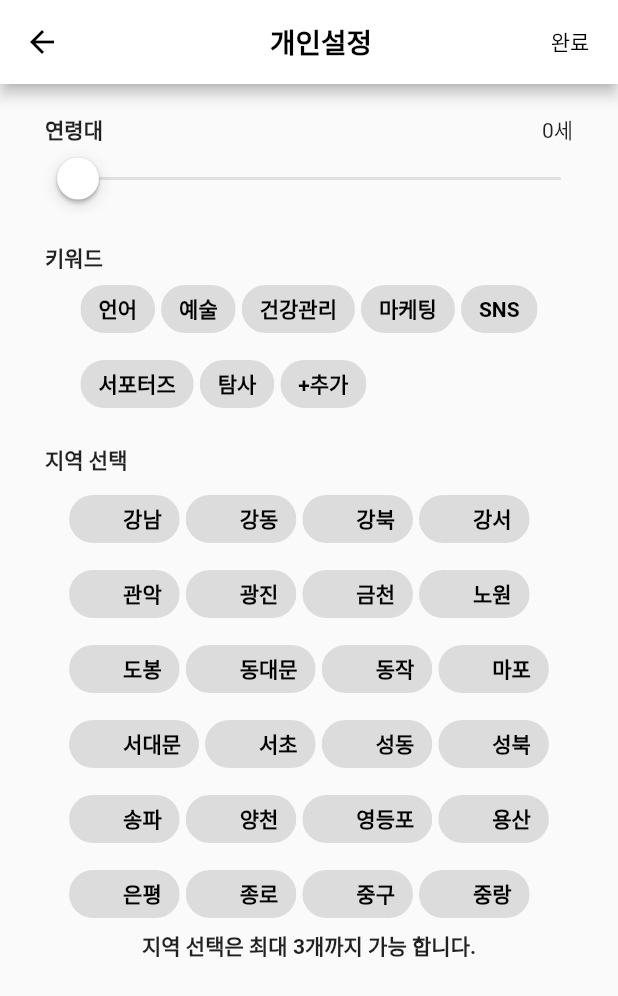
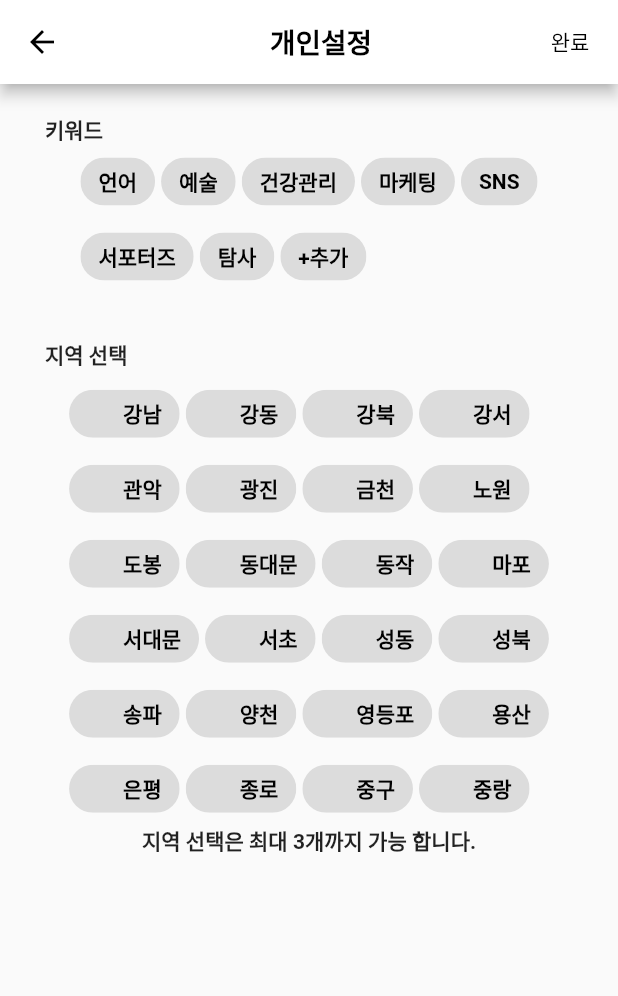
Before and after one commit to yeon220629/dongnerang, a Flutter app: the privateSettingScreen screen opened directly, on a phone screen of 412 x 824 dp. Shown: the top 996 px of the screen. Run offline on Flutter 3.47's test engine with Material 2 defaults, Android fonts, the phone set to English and light mode, and no system bars; our stand-ins replace cached_network_image, cloud_firestore, firebase_auth, firebase_core, firebase_storage, flutter_easyloading and 9 more; missing offline and left inert: flutter_inappwebview, kakao_flutter_sdk, material_tag_editor; accounts and stored records are empty.

Commit message:
commit page

```diff
--- a/lib/screens/setting/private.setting.screen.dart
+++ b/lib/screens/setting/private.setting.screen.dart
@@ -93,9 +93,9 @@ class privateSettingScreen extends GetView<PrivateSettingController> {
               Center(
                 child: Stack(
                   children: [
-                    AgeStatefulWidget(callback: (value) {
-                      ageValue = value;
-                    }),
+                    // AgeStatefulWidget(callback: (value) {
+                    //   ageValue = value;
+                    // }),
                     KeywordStateful(callback: (value) {
                       keyword.add(value);
                     }),
@@ -146,7 +146,6 @@ class _KeywordStatefulState extends State<KeywordStateful> {
     return Center(
       child: Column(
           children: [
-            SizedBox(height: 85,),
             Row(
               children: [
                 Text("키워드", style: TextStyle(fontWeight: FontWeight.bold),),
@@ -228,27 +227,27 @@ class _AgeStatefulWidgetWidgetState extends State<AgeStatefulWidget> {
     return Container(
       child: Column(
         children: [
-          Row(
-            mainAxisAlignment: MainAxisAlignment.spaceBetween,
-            children: [
-              Text("연령대", style: TextStyle(fontWeight: FontWeight.bold),),
-              Text("${_currentSliderValue.round().toString()}세"),
-            ],
-          ),
-          Container(
-            width: double.maxFinite,
-            child: CupertinoSlider(
-              min: 0,
-              max: 100,
-              value: _currentSliderValue,
-              onChanged: (value) {
-                setState(() {
-                  _currentSliderValue = value;
-                  widget.callback(_currentSliderValue);
-                });
-              },
-            ),
-          )
+          // Row(
+          //   mainAxisAlignment: MainAxisAlignment.spaceBetween,
+          //   children: [
+          //     Text("연령대", style: TextStyle(fontWeight: FontWeight.bold),),
+          //     Text("${_currentSliderValue.round().toString()}세"),
+          //   ],
+          // ),
+          // Container(
+          //   width: double.maxFinite,
+          //   child: CupertinoSlider(
+          //     min: 0,
+          //     max: 100,
+          //     value: _currentSliderValue,
+          //     onChanged: (value) {
+          //       setState(() {
+          //         _currentSliderValue = value;
+          //         widget.callback(_currentSliderValue);
+          //       });
+          //     },
+          //   ),
+          // )
         ],
       ),
     );
@@ -269,10 +268,11 @@ class _TagKeywordStatefulState extends State<TagKeywordStateful> {
 
   @override
   Widget build(BuildContext context) {
+    final Size size = MediaQuery.of(context).size;
+
     return Padding(
-        padding: EdgeInsets.symmetric(vertical: 220),
+        padding: EdgeInsets.symmetric(vertical: size.height / 5.5),
         child: Column(
-
           children: [
             Row(
               children: [
--- a/lib/services/kakao_login.dart
+++ b/lib/services/kakao_login.dart
@@ -4,7 +4,6 @@ import 'package:kakao_flutter_sdk/kakao_flutter_sdk.dart';
 class KakaoLogin implements SocialLogin{
   @override
   Future<bool> login() async{
-    print("locin check");
     try{
       bool isInstalled = await isKakaoTalkInstalled();
       if(isInstalled) {
```
